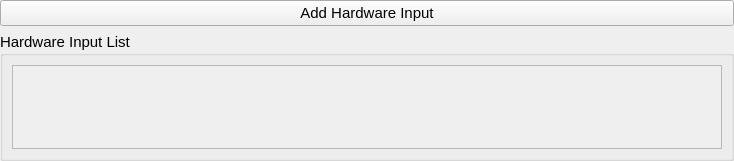
Qt form modules/hardwarecommunication/widget/hardwaremanager_ui.ui (tud-hri/joan) before a commit.
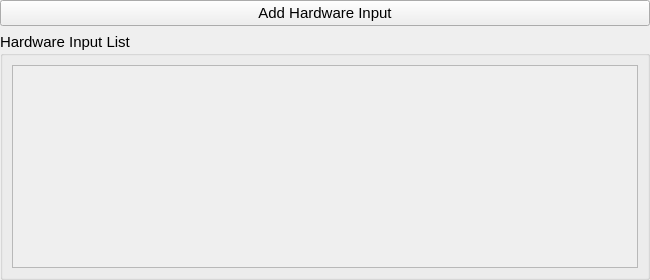
The same form after that commit.

What changed in the file:
```diff
--- a/modules/hardwarecommunication/widget/hardwaremanager_ui.ui
+++ b/modules/hardwarecommunication/widget/hardwaremanager_ui.ui
@@ -6,10 +6,16 @@
    <rect>
     <x>0</x>
     <y>0</y>
-    <width>734</width>
-    <height>161</height>
+    <width>650</width>
+    <height>280</height>
    </rect>
   </property>
+  <property name="minimumSize">
+   <size>
+    <width>650</width>
+    <height>280</height>
+   </size>
+  </property>
   <property name="windowTitle">
    <string>Hardware Manager</string>
   </property>
@@ -49,8 +55,8 @@
           <rect>
            <x>0</x>
            <y>0</y>
-           <width>712</width>
-           <height>89</height>
+           <width>628</width>
+           <height>208</height>
           </rect>
          </property>
          <layout class="QVBoxLayout" name="verticalLayout_2">
```
